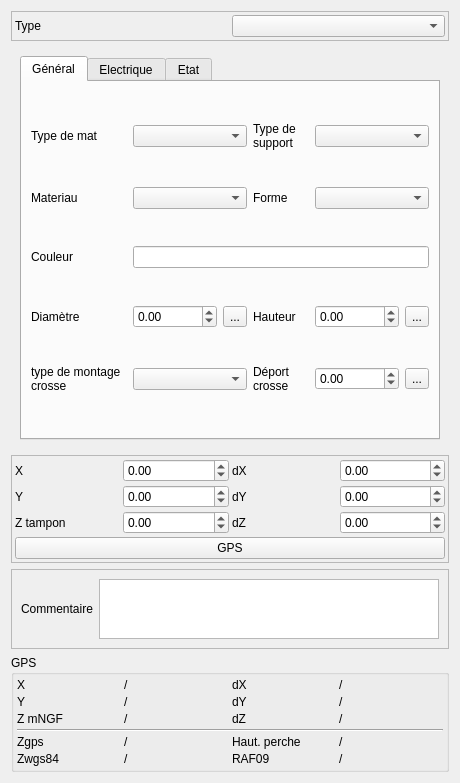
Artelia/Lamia, file Lamia/iface/qgiswidget/tools/toolprepro/base2_eclairagepublic/lamiabaseeclairagepublic_noeud_tool_ui.ui: the form before one commit.
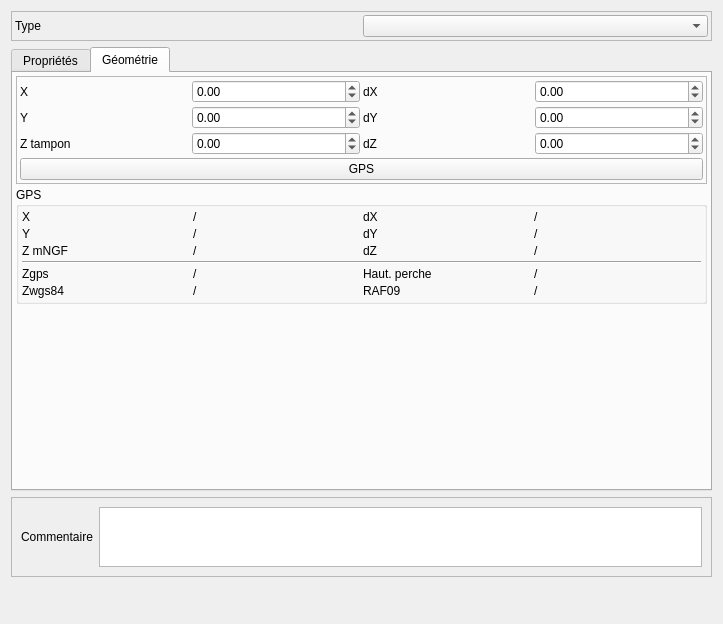
The form after the commit. The open tabs and pages were chosen to show the change.

What changed in the file:
```diff
--- a/Lamia/iface/qgiswidget/tools/toolprepro/base2_eclairagepublic/lamiabaseeclairagepublic_noeud_tool_ui.ui
+++ b/Lamia/iface/qgiswidget/tools/toolprepro/base2_eclairagepublic/lamiabaseeclairagepublic_noeud_tool_ui.ui
@@ -6,8 +6,8 @@
    <rect>
     <x>0</x>
     <y>0</y>
-    <width>440</width>
-    <height>729</height>
+    <width>723</width>
+    <height>624</height>
    </rect>
   </property>
   <property name="windowTitle">
@@ -52,6 +52,31 @@
     </widget>
    </item>
    <item>
+    <widget class="QTabWidget" name="tabWidget_3">
+     <property name="currentIndex">
+      <number>0</number>
+     </property>
+     <widget class="QWidget" name="tab_5">
+      <attribute name="title">
+       <string>Propriétés</string>
+      </attribute>
+      <layout class="QVBoxLayout" name="verticalLayout_5">
+       <property name="spacing">
+        <number>3</number>
+       </property>
+       <property name="leftMargin">
+        <number>3</number>
+       </property>
+       <property name="topMargin">
+        <number>3</number>
+       </property>
+       <property name="rightMargin">
+        <number>3</number>
+       </property>
+       <property name="bottomMargin">
+        <number>3</number>
+       </property>
+       <item>
     <widget class="QStackedWidget" name="stackedWidget">
      <property name="currentIndex">
       <number>2</number>
@@ -1219,6 +1244,28 @@
      </widget>
     </widget>
    </item>
+      </layout>
+     </widget>
+     <widget class="QWidget" name="tab_10">
+      <attribute name="title">
+       <string>Géométrie</string>
+      </attribute>
+      <layout class="QVBoxLayout" name="verticalLayout_6">
+       <property name="spacing">
+        <number>3</number>
+       </property>
+       <property name="leftMargin">
+        <number>3</number>
+       </property>
+       <property name="topMargin">
+        <number>3</number>
+       </property>
+       <property name="rightMargin">
+        <number>3</number>
+       </property>
+       <property name="bottomMargin">
+        <number>3</number>
+       </property>
    <item>
     <widget class="QFrame" name="frame_3">
      <property name="frameShape">
@@ -1355,51 +1402,6 @@
      </layout>
     </widget>
    </item>
-   <item>
-    <widget class="QFrame" name="frame_2">
-     <property name="frameShape">
-      <enum>QFrame::StyledPanel</enum>
-     </property>
-     <property name="frameShadow">
-      <enum>QFrame::Raised</enum>
-     </property>
-     <layout class="QHBoxLayout" name="horizontalLayout">
-      <item>
-       <widget class="QLabel" name="label_7">
-        <property name="text">
-         <string>Commentaire</string>
-        </property>
-       </widget>
-      </item>
-      <item>
-       <widget class="QTextBrowser" name="textBrowser_commentaire">
-        <property name="maximumSize">
-         <size>
-          <width>16777215</width>
-          <height>60</height>
-         </size>
-        </property>
-        <property name="readOnly">
-         <bool>false</bool>
-        </property>
-       </widget>
-      </item>
-     </layout>
-    </widget>
-   </item>
-   <item>
-    <spacer name="verticalSpacer">
-     <property name="orientation">
-      <enum>Qt::Vertical</enum>
-     </property>
-     <property name="sizeHint" stdset="0">
-      <size>
-       <width>20</width>
-       <height>40</height>
-      </size>
-     </property>
-    </spacer>
-   </item>
    <item>
     <widget class="QGroupBox" name="groupBox">
      <property name="title">
@@ -1570,6 +1572,68 @@
       </item>
      </layout>
     </widget>
+       </item>
+       <item>
+        <spacer name="verticalSpacer_4">
+         <property name="orientation">
+          <enum>Qt::Vertical</enum>
+         </property>
+         <property name="sizeHint" stdset="0">
+          <size>
+           <width>20</width>
+           <height>40</height>
+          </size>
+         </property>
+        </spacer>
+       </item>
+      </layout>
+     </widget>
+    </widget>
+   </item>
+   <item>
+    <widget class="QFrame" name="frame_2">
+     <property name="frameShape">
+      <enum>QFrame::StyledPanel</enum>
+     </property>
+     <property name="frameShadow">
+      <enum>QFrame::Raised</enum>
+     </property>
+     <layout class="QHBoxLayout" name="horizontalLayout">
+      <item>
+       <widget class="QLabel" name="label_7">
+        <property name="text">
+         <string>Commentaire</string>
+        </property>
+       </widget>
+      </item>
+      <item>
+       <widget class="QTextBrowser" name="textBrowser_commentaire">
+        <property name="maximumSize">
+         <size>
+          <width>16777215</width>
+          <height>60</height>
+         </size>
+        </property>
+        <property name="readOnly">
+         <bool>false</bool>
+        </property>
+       </widget>
+      </item>
+     </layout>
+    </widget>
+   </item>
+   <item>
+    <spacer name="verticalSpacer">
+     <property name="orientation">
+      <enum>Qt::Vertical</enum>
+     </property>
+     <property name="sizeHint" stdset="0">
+      <size>
+       <width>20</width>
+       <height>40</height>
+      </size>
+     </property>
+    </spacer>
    </item>
   </layout>
  </widget>
```
Left out of the diff: 2 changed lines with no effect on the pictures. Lines whose indentation alone changed are shown as unchanged.
